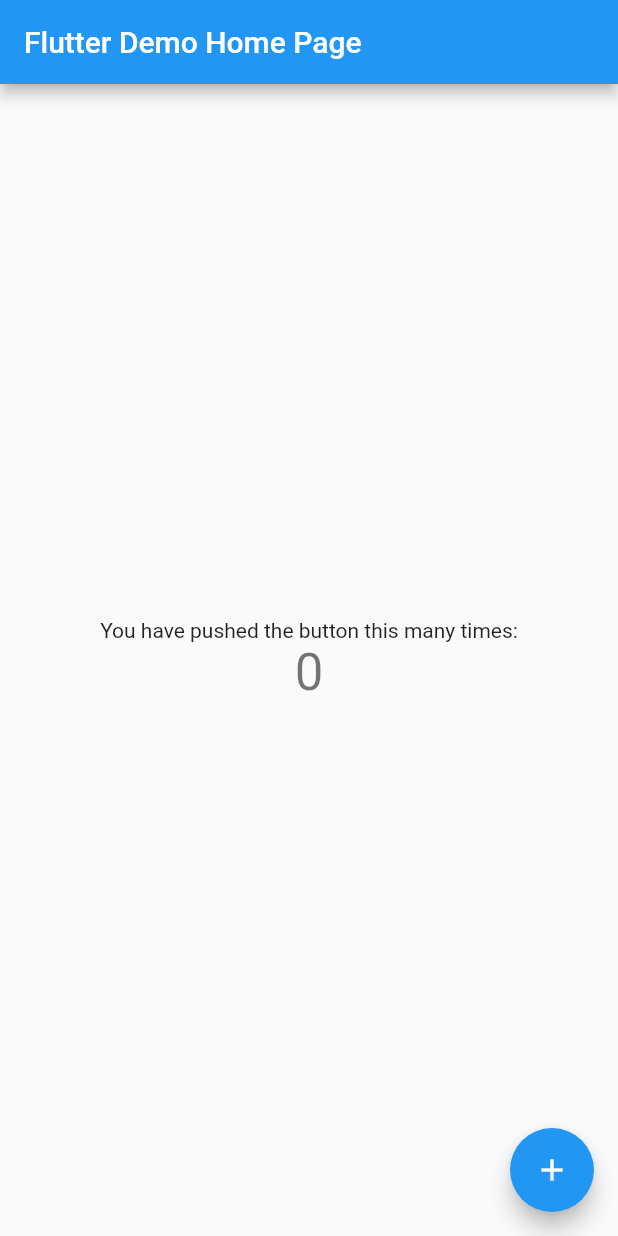
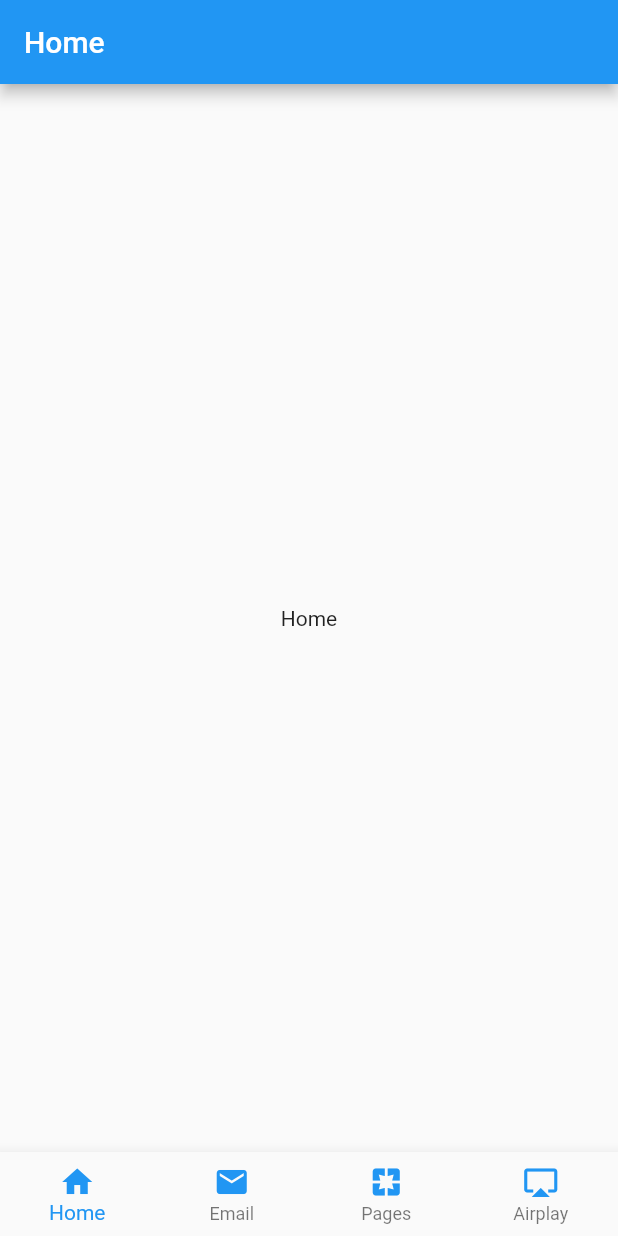
Before and after one commit to XguangY/flutter_demo, a Flutter app: the screen it shows after launch, on a phone screen of 412 x 824 dp. Run offline on Flutter 3.47's test engine with Material 2 defaults, Android fonts, the phone set to English and light mode, and no system bars.

Commit message:
底部底部导航

```diff
--- /dev/null
+++ b/lib/bottom_navigation_widget.dart
@@ -0,0 +1,83 @@
+import 'package:flutter/material.dart';
+import 'pages/airplay_screen.dart';
+import 'pages/email_screen.dart';
+import 'pages/home_screen.dart';
+import 'pages/pages_screen.dart';
+
+class BottomNavigationWidget extends StatefulWidget {
+  @override
+  _BottomNavigationWidgetState createState() => _BottomNavigationWidgetState();
+}
+
+class _BottomNavigationWidgetState extends State<BottomNavigationWidget> {
+  final _BottomNavigationColor = Colors.blue;
+  int _currentIndex = 0;
+  List<Widget> list = List();
+  @override
+  void initState() {
+    list
+      ..add(HomeScreen())
+      ..add(EmailScreen())
+      ..add(PagesScreen())
+      ..add(AirplayScreen());
+    super.initState();
+  }
+
+  @override
+  Widget build(BuildContext context) {
+    return Scaffold(
+      body: list[_currentIndex],
+      bottomNavigationBar: BottomNavigationBar(
+        items: [
+          BottomNavigationBarItem(
+            icon: Icon(
+              Icons.home,
+              color: _BottomNavigationColor,
+            ),
+            title: Text(
+              'Home',
+              style: TextStyle(color: _BottomNavigationColor),
+            ),
+          ),
+          BottomNavigationBarItem(
+            icon: Icon(
+              Icons.email,
+              color: _BottomNavigationColor,
+            ),
+            title: Text(
+              'Email',
+              style: TextStyle(color: _BottomNavigationColor),
+            ),
+          ),
+          BottomNavigationBarItem(
+            icon: Icon(
+              Icons.pages,
+              color: _BottomNavigationColor,
+            ),
+            title: Text(
+              'Pages',
+              style: TextStyle(color: _BottomNavigationColor),
+            ),
+          ),
+          BottomNavigationBarItem(
+            icon: Icon(
+              Icons.airplay,
+              color: _BottomNavigationColor,
+            ),
+            title: Text(
+              'Airplay',
+              style: TextStyle(color: _BottomNavigationColor),
+            ),
+          ),
+        ],
+        currentIndex: _currentIndex,
+        onTap: (int index) {
+          setState(() {
+            _currentIndex = index;
+          });
+        },
+        type: BottomNavigationBarType.fixed,
+      ),
+    );
+  }
+}
--- a/lib/main.dart
+++ b/lib/main.dart
@@ -1,117 +1,15 @@
 import 'package:flutter/material.dart';
+import 'bottom_navigation_widget.dart';
 
-void main() {
-  runApp(MyApp());
-}
+void main() => runApp(MyApp());
 
 class MyApp extends StatelessWidget {
-  // This widget is the root of your application.
   @override
   Widget build(BuildContext context) {
     return MaterialApp(
-      title: 'Flutter Demo',
-      theme: ThemeData(
-        // This is the theme of your application.
-        //
-        // Try running your application with "flutter run". You'll see the
-        // application has a blue toolbar. Then, without quitting the app, try
-        // changing the primarySwatch below to Colors.green and then invoke
-        // "hot reload" (press "r" in the console where you ran "flutter run",
-        // or simply save your changes to "hot reload" in a Flutter IDE).
-        // Notice that the counter didn't reset back to zero; the application
-        // is not restarted.
-        primarySwatch: Colors.blue,
-        // This makes the visual density adapt to the platform that you run
-        // the app on. For desktop platforms, the controls will be smaller and
-        // closer together (more dense) than on mobile platforms.
-        visualDensity: VisualDensity.adaptivePlatformDensity,
-      ),
-      home: MyHomePage(title: 'Flutter Demo Home Page'),
+      title: 'flutter bottomNavigationBar',
+      theme: ThemeData.light(),
+      home: BottomNavigationWidget(),
     );
   }
 }
-
-class MyHomePage extends StatefulWidget {
-  MyHomePage({Key key, this.title}) : super(key: key);
-
-  // This widget is the home page of your application. It is stateful, meaning
-  // that it has a State object (defined below) that contains fields that affect
-  // how it looks.
-
-  // This class is the configuration for the state. It holds the values (in this
-  // case the title) provided by the parent (in this case the App widget) and
-  // used by the build method of the State. Fields in a Widget subclass are
-  // always marked "final".
-
-  final String title;
-
-  @override
-  _MyHomePageState createState() => _MyHomePageState();
-}
-
-class _MyHomePageState extends State<MyHomePage> {
-  int _counter = 0;
-
-  void _incrementCounter() {
-    setState(() {
-      // This call to setState tells the Flutter framework that something has
-      // changed in this State, which causes it to rerun the build method below
-      // so that the display can reflect the updated values. If we changed
-      // _counter without calling setState(), then the build method would not be
-      // called again, and so nothing would appear to happen.
-      _counter++;
-    });
-  }
-
-  @override
-  Widget build(BuildContext context) {
-    // This method is rerun every time setState is called, for instance as done
-    // by the _incrementCounter method above.
-    //
-    // The Flutter framework has been optimized to make rerunning build methods
-    // fast, so that you can just rebuild anything that needs updating rather
-    // than having to individually change instances of widgets.
-    return Scaffold(
-      appBar: AppBar(
-        // Here we take the value from the MyHomePage object that was created by
-        // the App.build method, and use it to set our appbar title.
-        title: Text(widget.title),
-      ),
-      body: Center(
-        // Center is a layout widget. It takes a single child and positions it
-        // in the middle of the parent.
-        child: Column(
-          // Column is also a layout widget. It takes a list of children and
-          // arranges them vertically. By default, it sizes itself to fit its
-          // children horizontally, and tries to be as tall as its parent.
-          //
-          // Invoke "debug painting" (press "p" in the console, choose the
-          // "Toggle Debug Paint" action from the Flutter Inspector in Android
-          // Studio, or the "Toggle Debug Paint" command in Visual Studio Code)
-          // to see the wireframe for each widget.
-          //
-          // Column has various properties to control how it sizes itself and
-          // how it positions its children. Here we use mainAxisAlignment to
-          // center the children vertically; the main axis here is the vertical
-          // axis because Columns are vertical (the cross axis would be
-          // horizontal).
-          mainAxisAlignment: MainAxisAlignment.center,
-          children: <Widget>[
-            Text(
-              'You have pushed the button this many times:',
-            ),
-            Text(
-              '$_counter',
-              style: Theme.of(context).textTheme.headline4,
-            ),
-          ],
-        ),
-      ),
-      floatingActionButton: FloatingActionButton(
-        onPressed: _incrementCounter,
-        tooltip: 'Increment',
-        child: Icon(Icons.add),
-      ), // This trailing comma makes auto-formatting nicer for build methods.
-    );
-  }
-}
--- /dev/null
+++ b/lib/pages/airplay_screen.dart
@@ -0,0 +1,15 @@
+import 'package:flutter/material.dart';
+
+class AirplayScreen extends StatelessWidget {
+  @override
+  Widget build(BuildContext context) {
+    return Scaffold(
+      appBar: AppBar(
+        title: Text('Airplay'),
+      ),
+      body: Center(
+        child: Text('Home'),
+      ),
+    );
+  }
+}
--- /dev/null
+++ b/lib/pages/email_screen.dart
@@ -0,0 +1,15 @@
+import 'package:flutter/material.dart';
+
+class EmailScreen extends StatelessWidget {
+  @override
+  Widget build(BuildContext context) {
+    return Scaffold(
+      appBar: AppBar(
+        title: Text('Email'),
+      ),
+      body: Center(
+        child: Text('Email'),
+      ),
+    );
+  }
+}
--- /dev/null
+++ b/lib/pages/home_screen.dart
@@ -0,0 +1,14 @@
+import 'package:flutter/material.dart';
+
+class HomeScreen extends StatelessWidget {
+  @override
+  Widget build(BuildContext context) {
+    return Scaffold(
+        appBar: AppBar(
+          title: Text('Home'),
+        ),
+        body: Center(
+          child: Text('Home'),
+        ));
+  }
+}
--- /dev/null
+++ b/lib/pages/pages_screen.dart
@@ -0,0 +1,15 @@
+import 'package:flutter/material.dart';
+
+class PagesScreen extends StatelessWidget {
+  @override
+  Widget build(BuildContext context) {
+    return Scaffold(
+      appBar: AppBar(
+        title: Text('Pages'),
+      ),
+      body: Center(
+        child: Text('Pages'),
+      ),
+    );
+  }
+}
```
